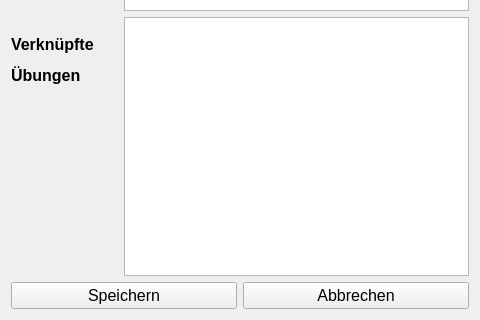
Old version of the form app/view/resource_widget.ui in the repository UltimateCuB3R/DLMCSPSE01_D; both pictures show x 0 to 480 and y 320 to 640 of the 480 by 640 pixel window.
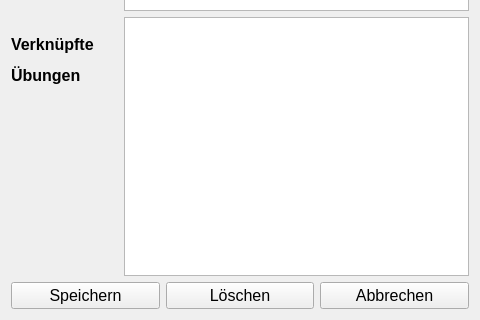
New version of the form.

Commit message: Sprint 5-3: small bugfix in data.py regarding deletion of an entry added delete button to all entry widgets connected delete buttons to the corresponding method reload all table widgets on the main screen on revert fixed a bug for relation table widgets on display mode to be scrollable

```diff
--- a/app/view/resource_widget.ui
+++ b/app/view/resource_widget.ui
@@ -159,6 +159,18 @@
        </property>
       </widget>
      </item>
+     <item>
+      <widget class="QPushButton" name="pushButton_delete">
+       <property name="font">
+        <font>
+         <pointsize>12</pointsize>
+        </font>
+       </property>
+       <property name="text">
+        <string>Löschen</string>
+       </property>
+      </widget>
+     </item>
      <item>
       <widget class="QPushButton" name="pushButton_cancel">
        <property name="font">
```
The commit also changes 7 other files.
